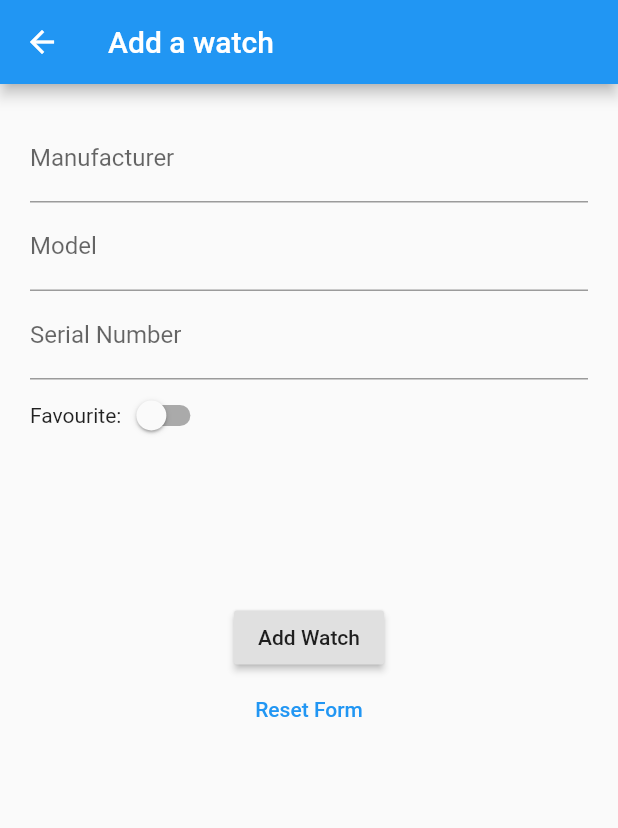
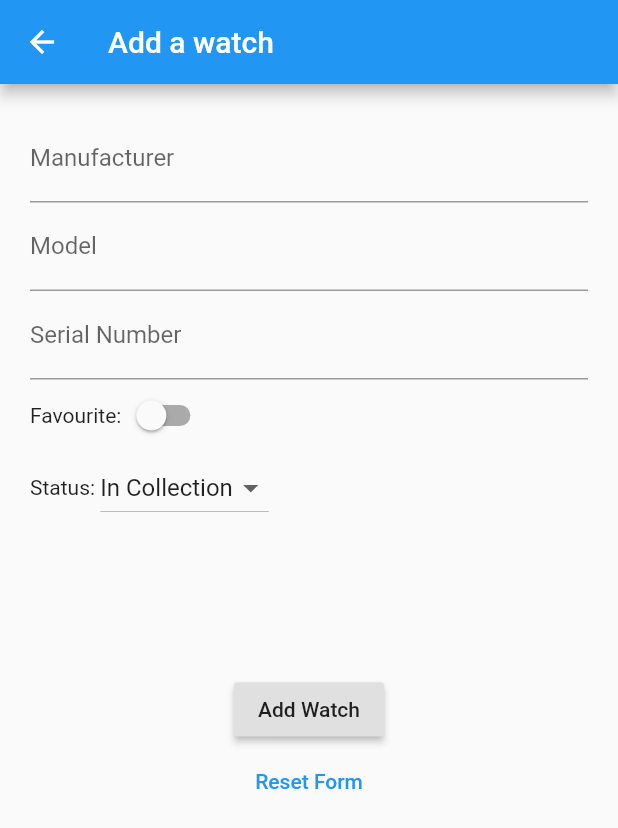
Before and after one commit to Stif-UK/WristCheck, a Flutter app: the AddWatch screen opened directly, on a phone screen of 412 x 824 dp. Shown: the top 828 px of the screen. Run offline on Flutter 3.47's test engine with Material 2 defaults, Android fonts, the phone set to English and light mode, and no system bars; our stand-ins replace get, hive, hive_flutter; accounts and stored records are empty.

Commit message:
updated model to include 'status' and updated addwatch screen with dropdown

```diff
--- a/lib/model/watches.dart
+++ b/lib/model/watches.dart
@@ -16,4 +16,7 @@ class Watches extends HiveObject{
 
   @HiveField(3)
   late bool favourite;
+
+  @HiveField(4)
+  late String status;
 }
--- a/lib/ui/add_watch_widget.dart
+++ b/lib/ui/add_watch_widget.dart
@@ -20,6 +20,11 @@ class _AddWatchState extends State<AddWatch> {
   String? _model = "";
   String? _serialNumber = "";
   bool favourite = false;
+  String _status = "";
+
+  //Setup options for watch collection status
+  List<String> _statusList = ["In Collection", "Sold", "Wishlist"];
+  String? _selectedItem = "In Collection";
 
   final GlobalKey<FormState> _formKey = GlobalKey<FormState>();
 
@@ -91,6 +96,7 @@ class _AddWatchState extends State<AddWatch> {
               _buildModelField(),
               _buildSerialNumberField(),
 
+              //Row to allow 'favourite' toggle
               Row(
                 mainAxisAlignment: MainAxisAlignment.start,
                 children: [
@@ -106,6 +112,29 @@ class _AddWatchState extends State<AddWatch> {
                         );
                       }),
                 ]
+
+              ),
+              //Dropdown selector to capture watch status
+              Row(
+                  mainAxisAlignment: MainAxisAlignment.start,
+              children: [
+                Text("Status: "),
+
+                DropdownButton(
+                    value: _selectedItem,
+                    items: _statusList
+                        .map((status) => DropdownMenuItem(
+                        value: status,
+                        child: Text(status))
+
+                    ).toList(),
+                    onChanged: (status) => setState(() => _selectedItem = status.toString())
+
+                ),
+
+
+              ]
+
 
               ),
 
```
Also changed, not shown: lib/model/watches.g.dart.
